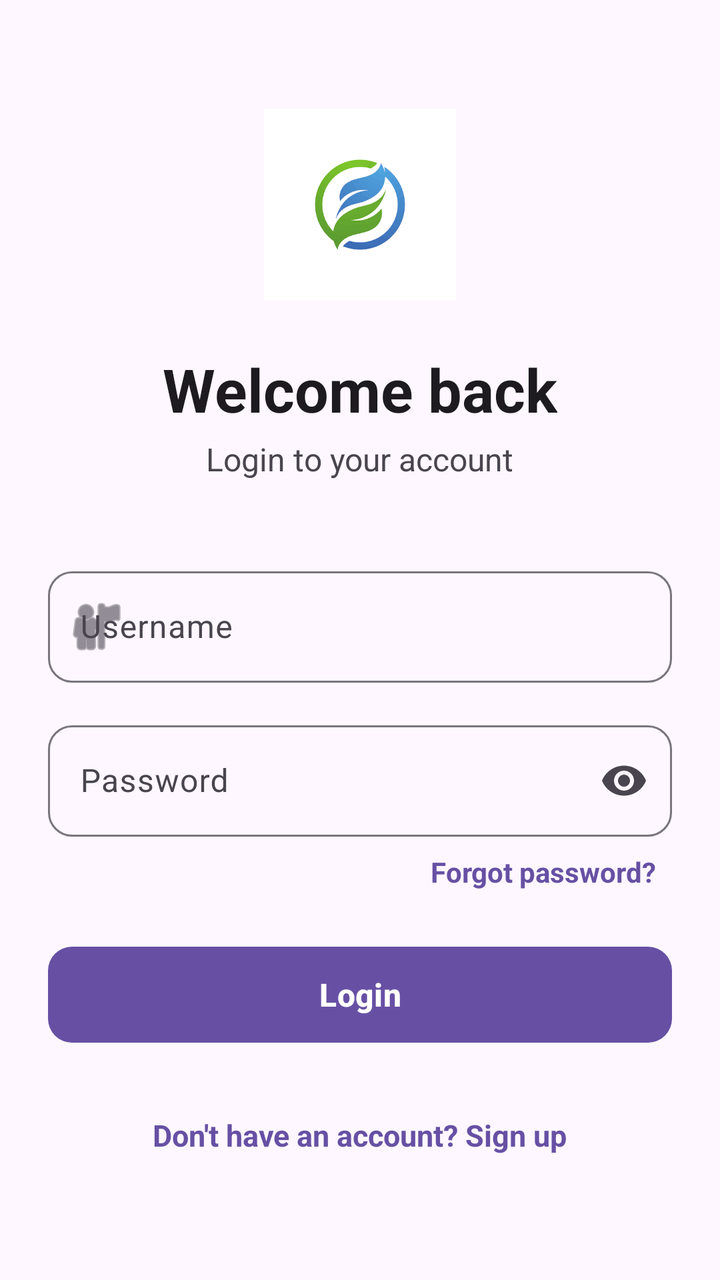
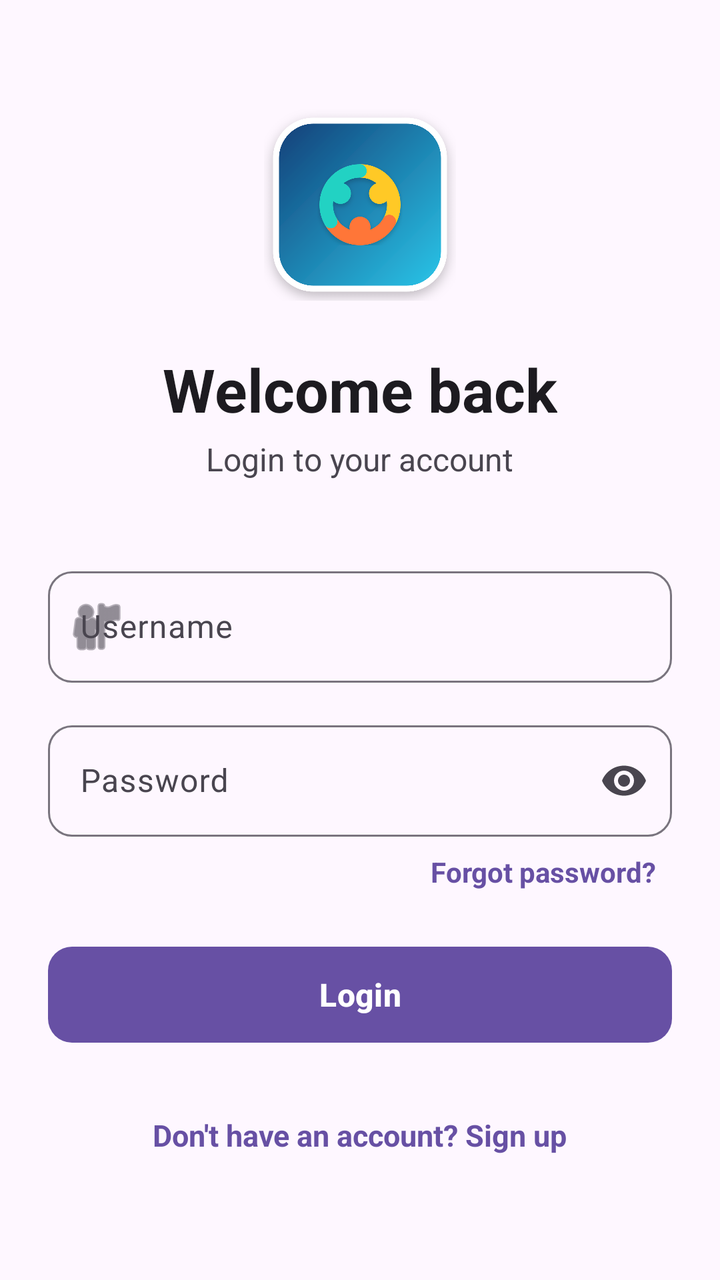

The first picture is an Android layout as it rendered before a commit; the second is the same layout after the commit. The layout source and the unified diff follow.
<!-- AndroidManifest.xml: application theme Theme.AppExample1 -->
<!-- res/layout/activity_main.xml -->
<?xml version="1.0" encoding="utf-8"?>
<ScrollView xmlns:android="http://schemas.android.com/apk/res/android"
    xmlns:app="http://schemas.android.com/apk/res-auto"
    android:id="@+id/main"
    android:layout_width="match_parent"
    android:layout_height="match_parent"
    android:background="?attr/colorSurface"
    android:fillViewport="true">

    
    <LinearLayout
        android:layout_width="match_parent"
        android:layout_height="wrap_content"
        android:gravity="center"
        android:minHeight="600dp"
        android:orientation="vertical"
        android:paddingHorizontal="24dp"
        android:paddingVertical="40dp">

        
        <ImageView
            android:id="@+id/signup"
            android:layout_width="96dp"
            android:layout_height="96dp"
            android:contentDescription="Main Logo"
            android:src="@drawable/logo1" />

        
        <TextView
            android:id="@+id/welcometextSignUp"
            android:layout_width="wrap_content"
            android:layout_height="wrap_content"
            android:layout_marginTop="24dp"
            android:text="Welcome back"
            android:textColor="?attr/colorOnSurface"
            android:textSize="30sp"
            android:textStyle="bold" />

        
        <TextView
            android:layout_width="wrap_content"
            android:layout_height="wrap_content"
            android:layout_marginTop="4dp"
            android:layout_marginBottom="40dp"
            android:text="Login to your account"
            android:textColor="?attr/colorOnSurfaceVariant"
            android:textSize="16sp" />

        
        <com.google.android.material.textfield.TextInputLayout
            style="@style/Widget.Material3.TextInputLayout.OutlinedBox"
            android:layout_width="match_parent"
            android:layout_height="wrap_content"
            android:layout_marginBottom="16dp"
            android:hint="Username"
            app:boxCornerRadiusBottomEnd="12dp"
            app:boxCornerRadiusBottomStart="12dp"
            app:boxCornerRadiusTopEnd="12dp"
            app:boxCornerRadiusTopStart="12dp"
            app:startIconDrawable="@android:drawable/ic_menu_myplaces">

            
            <com.google.android.material.textfield.TextInputEditText
                android:id="@+id/usernameLogin"
                android:layout_width="match_parent"
                android:layout_height="wrap_content"
                android:inputType="text" />
        </com.google.android.material.textfield.TextInputLayout>

        
        <com.google.android.material.textfield.TextInputLayout
            style="@style/Widget.Material3.TextInputLayout.OutlinedBox"
            android:layout_width="match_parent"
            android:layout_height="wrap_content"
            android:hint="Password"
            app:boxCornerRadiusBottomEnd="12dp"
            app:boxCornerRadiusBottomStart="12dp"
            app:boxCornerRadiusTopEnd="12dp"
            app:boxCornerRadiusTopStart="12dp"
            app:endIconMode="password_toggle">

            
            <com.google.android.material.textfield.TextInputEditText
                android:id="@+id/password_toggle"
                android:layout_width="match_parent"
                android:layout_height="wrap_content"
                android:inputType="textPassword" />
        </com.google.android.material.textfield.TextInputLayout>

        
        <TextView
            android:id="@+id/forgotPassword"
            android:layout_width="wrap_content"
            android:layout_height="wrap_content"
            android:layout_gravity="end"
            android:padding="8dp"
            android:text="Forgot password?"
            android:textColor="?attr/colorPrimary"
            android:textSize="14sp"
            android:textStyle="bold" />

        
        <com.google.android.material.button.MaterialButton
            android:id="@+id/buttonLogin"
            android:layout_width="match_parent"
            android:layout_height="56dp"
            android:layout_marginTop="16dp"
            android:text="Login"
            android:textSize="16sp"
            android:textStyle="bold"
            app:cornerRadius="12dp" />

        
        <TextView
            android:id="@+id/textToSignUp"
            android:layout_width="wrap_content"
            android:layout_height="wrap_content"
            android:layout_marginTop="24dp"
            android:padding="8dp"
            android:text="Don't have an account? Sign up"
            android:textColor="?attr/colorPrimary"
            android:textSize="15sp"
            android:textStyle="bold" />

    </LinearLayout>
</ScrollView>
<!-- resources referenced by this layout -->
<resources>
  <!-- drawable logo1: png bitmap (drawable, 8024 bytes) -->
  <style name="Theme.AppExample1" parent="Base.Theme.AppExample1" />
  <style name="Base.Theme.AppExample1" parent="Theme.Material3.DayNight.NoActionBar">
          
          
      </style>
</resources>

<!-- the commit's change to res/layout/activity_main.xml (unified diff, before → after) -->
@@ -23,7 +23,7 @@
             android:layout_width="96dp"
             android:layout_height="96dp"
             android:contentDescription="Main Logo"
-            android:src="@drawable/logo1" />
+            android:src="@drawable/mainpic" />
 
         
         <TextView
<!-- resource entries referenced after the edit -->
@@ -1,6 +1,6 @@
 <!-- resources referenced by this layout -->
 <resources>
-  <!-- drawable logo1: png bitmap (drawable, 8024 bytes) -->
+  <!-- drawable mainpic: png bitmap (drawable, 269038 bytes) -->
   <style name="Theme.AppExample1" parent="Base.Theme.AppExample1" />
   <style name="Base.Theme.AppExample1" parent="Theme.Material3.DayNight.NoActionBar">
           
